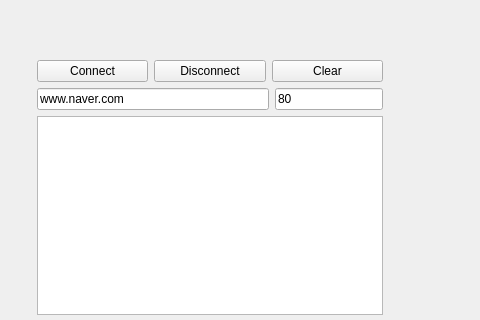
namaek2/webclient-Sdeveloper2, file widget.ui: the form before one commit; both pictures show x 173 to 653 and y 0 to 320 of the 800 by 600 pixel window.
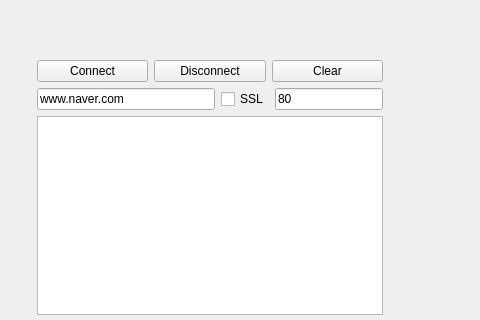
The form after the commit.

Commit message: ssl checkbox added

The edit to the form file:
```diff
--- a/widget.ui
+++ b/widget.ui
@@ -13,7 +13,7 @@
   <property name="windowTitle">
    <string>Widget</string>
   </property>
-  <widget class="QWidget" name="">
+  <widget class="QWidget" name="layoutWidget">
    <property name="geometry">
     <rect>
      <x>210</x>
@@ -57,6 +57,16 @@
         </property>
        </widget>
       </item>
+      <item>
+       <widget class="QCheckBox" name="cbSSL">
+        <property name="enabled">
+         <bool>true</bool>
+        </property>
+        <property name="text">
+         <string>SSL</string>
+        </property>
+       </widget>
+      </item>
       <item>
        <widget class="QLineEdit" name="lePort">
         <property name="sizePolicy">
```
The commit also changes 3 other files.
